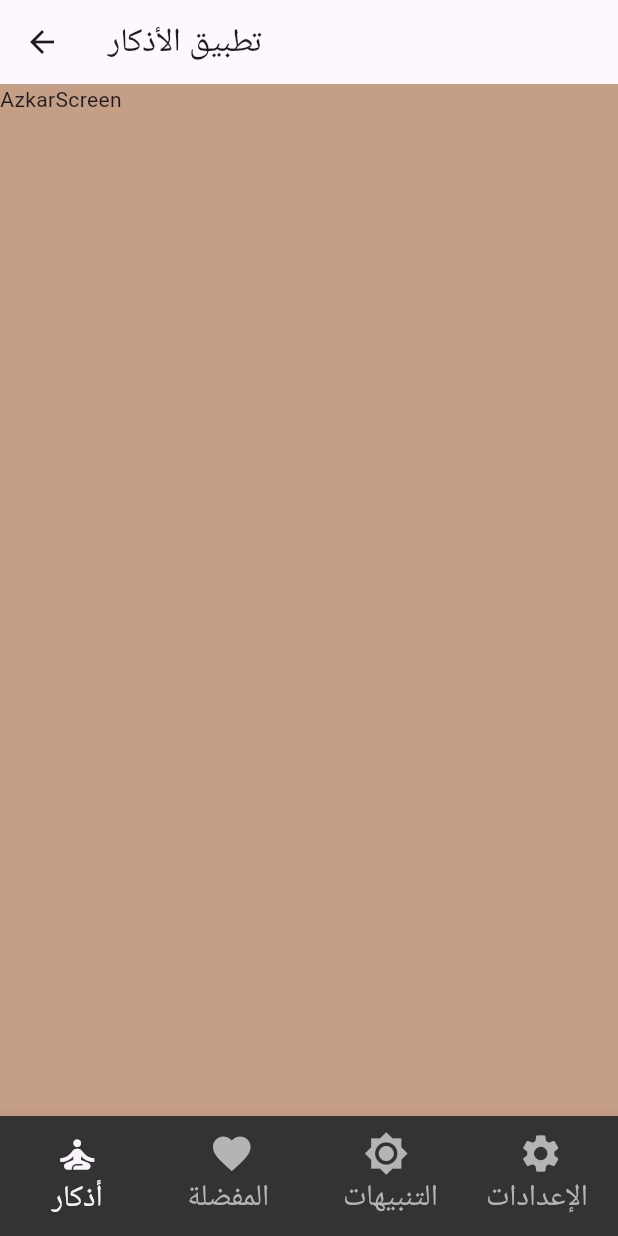
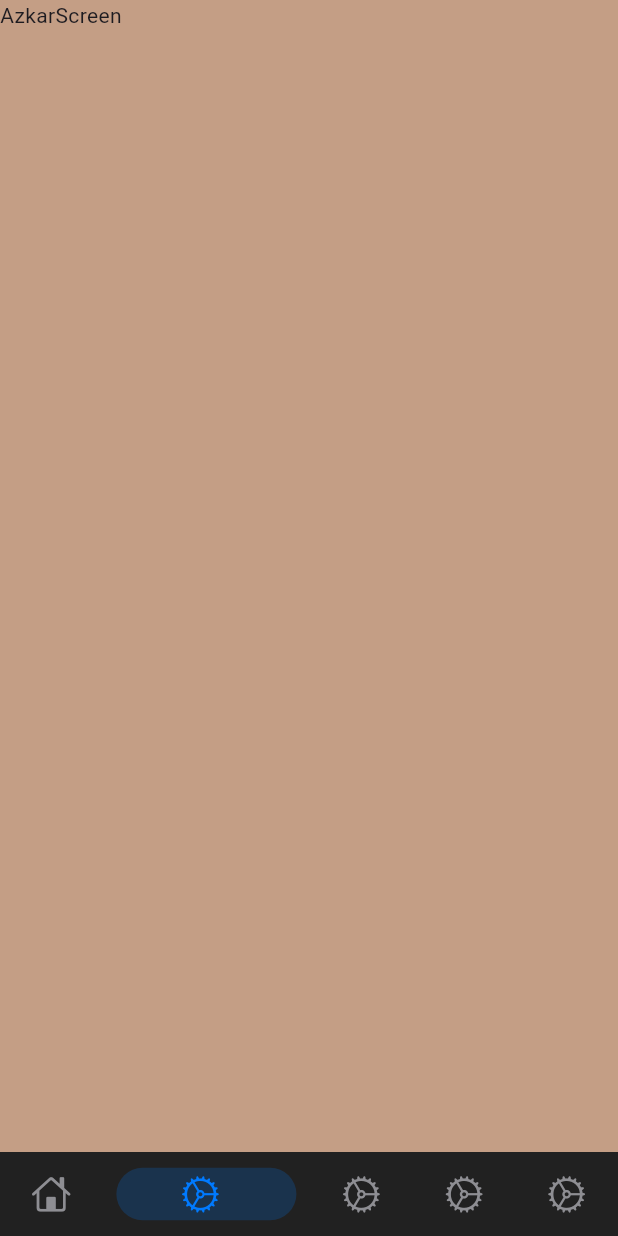
Before and after one commit to mohamedseedk908/Azkary_App, a Flutter app: the screen it shows after launch, item 2 of the bottom bar chosen, on a phone screen of 412 x 824 dp. Run offline on Flutter 3.47's test engine with Material 3 defaults, Android fonts, the phone set to English and light mode, and no system bars; drawn by our look-alikes of persistent_bottom_nav_bar; our stand-ins replace go_router, table_calendar.

Commit message:
add  Persistent tab view

```diff
--- a/lib/core/routs/app_router.dart
+++ b/lib/core/routs/app_router.dart
@@ -1,3 +1,4 @@
+import 'package:azkary_app/core/widgets/nav_bar_widget.dart';
 import 'package:go_router/go_router.dart';
 import '../../feature/onBoarding/presentation/views/on_boarding_screen.dart';
 import '../../feature/splash/presentation/views/splash_screen.dart';
@@ -12,5 +13,9 @@ final GoRouter router = GoRouter(
       path: "/OnBoardingScreen",
       builder: (context, state) => OnBoardingScreen(),
     ),
+    GoRoute(
+      path: "/NavBarWidget",
+      builder: (context, state) => NavBarWidget(),
+    ),
   ],
 );
--- /dev/null
+++ b/lib/core/widgets/nav_bar_widget.dart
@@ -0,0 +1,78 @@
+import 'package:azkary_app/feature/azkar/presentation/views/azkar_screen.dart';
+import 'package:azkary_app/feature/brightness/presentation/views/brightntion_screen.dart';
+import 'package:azkary_app/feature/favorit/presentation/views/favorit_screen.dart';
+import 'package:azkary_app/feature/home/presentation/views/home_screen.dart';
+import 'package:azkary_app/feature/settings/presentation/views/setings_screen.dart';
+import 'package:flutter/cupertino.dart';
+import 'package:flutter/material.dart';
+import 'package:persistent_bottom_nav_bar/persistent_bottom_nav_bar.dart';
+PersistentTabController _controller = PersistentTabController();
+class NavBarWidget extends StatefulWidget {
+  const NavBarWidget({super.key});
+
+
+  @override
+  State<NavBarWidget> createState() => _NavBarWidgetState();
+}
+
+class _NavBarWidgetState extends State<NavBarWidget> {
+
+  @override
+  Widget build(BuildContext context) {
+    return  PersistentTabView(
+      context,
+      controller: _controller,
+      screens: _buildScreens(),
+      items: _navBarsItems(),
+      handleAndroidBackButtonPress: true, // Default is true.
+      resizeToAvoidBottomInset: true, // This needs to be true if you want to move up the screen on a non-scrollable screen when keyboard appears. Default is true.
+      stateManagement: true, // Default is true.
+      hideNavigationBarWhenKeyboardAppears: true,
+      padding: const EdgeInsets.only(top: 8),
+      backgroundColor: Colors.grey.shade900,
+      isVisible: true,
+      animationSettings: const NavBarAnimationSettings(
+        navBarItemAnimation: ItemAnimationSettings( // Navigation Bar's items animation properties.
+          duration: Duration(milliseconds: 400),
+          curve: Curves.ease,
+        ),
+        screenTransitionAnimation: ScreenTransitionAnimationSettings( // Screen transition animation on change of selected tab.
+          animateTabTransition: true,
+          duration: Duration(milliseconds: 200),
+          screenTransitionAnimationType: ScreenTransitionAnimationType.fadeIn,
+        ),
+      ),
+      confineToSafeArea: true,
+      navBarHeight: kBottomNavigationBarHeight,
+    );
+  }
+}
+
+List<Widget> _buildScreens() {
+  return [
+    CalendarScreen(),
+    AzkarScreen(),
+    FavoritScreen(),
+    BrightntionScreen(),
+    SetingsScreen(),
+  ];
+}
+
+
+List<PersistentBottomNavBarItem> _navBarsItems() {
+  return [
+    PersistentBottomNavBarItem(
+      icon: Icon(CupertinoIcons.home),
+    ),
+    PersistentBottomNavBarItem(
+      icon: Icon(CupertinoIcons.settings),
+    ),
+    PersistentBottomNavBarItem(
+      icon: Icon(CupertinoIcons.settings),
+    ), PersistentBottomNavBarItem(
+      icon: Icon(CupertinoIcons.settings),
+    ), PersistentBottomNavBarItem(
+      icon: Icon(CupertinoIcons.settings),
+    ),
+  ];
+}
--- a/lib/feature/home/presentation/views/home_screen.dart
+++ b/lib/feature/home/presentation/views/home_screen.dart
@@ -1,4 +1,4 @@
-import 'package:azkary_app/feature/home/presentation/views/home_screen.dart';
+import 'package:azkary_app/feature/home/presentation/widgets/DataTime_widget.dart';
 import 'package:flutter/material.dart';
 import '../widgets/table_calendar_widget.dart';
 
--- a/lib/feature/onBoarding/presentation/views/on_boarding_screen.dart
+++ b/lib/feature/onBoarding/presentation/views/on_boarding_screen.dart
@@ -41,6 +41,11 @@ class _OnBoardingScreenState extends State<OnBoardingScreen> {
         },
         items: [
           BottomNavigationBarItem(
+            icon: Icon(Icons.home),
+            label: "أذكار",
+            tooltip: "أذكار",
+          ),
+          BottomNavigationBarItem(
             icon: Icon(Icons.self_improvement),
             label: "أذكار",
             tooltip: "أذكار",
@@ -49,11 +54,6 @@ class _OnBoardingScreenState extends State<OnBoardingScreen> {
             icon: Icon(Icons.favorite),
             label: "المفضلة ",
             tooltip: "المفضلة",
-          ),
-          BottomNavigationBarItem(
-            icon: Icon(Icons.brightness_7),
-            label: " التنبيهات",
-            tooltip: "التنبيهات",
           ),
           BottomNavigationBarItem(
             icon: Icon(Icons.settings),
--- a/lib/feature/splash/presentation/views/splash_screen.dart
+++ b/lib/feature/splash/presentation/views/splash_screen.dart
@@ -15,7 +15,7 @@ class _SplashScreenState extends State<SplashScreen> {
     Future.delayed(
       Duration(seconds: 2),
         (){
-        customNavigate(context,"/OnBoardingScreen");
+        customNavigate(context,"/NavBarWidget");
         }
     );
     // TODO: implement initState
--- a/pubspec.yaml
+++ b/pubspec.yaml
@@ -37,6 +37,7 @@ dependencies:
   go_router: ^14.8.0
   table_calendar: ^3.2.0
   intl: ^0.20.2
+  persistent_bottom_nav_bar: ^6.2.1
 
 
 
```
Also changed, not shown: pubspec.lock.
